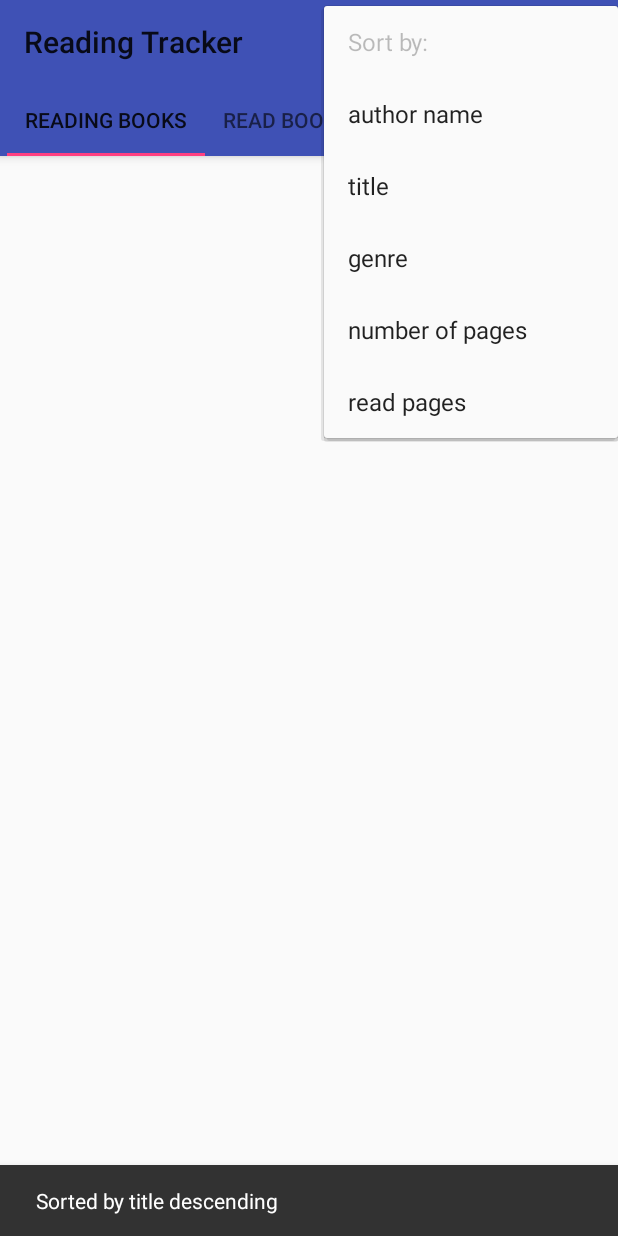
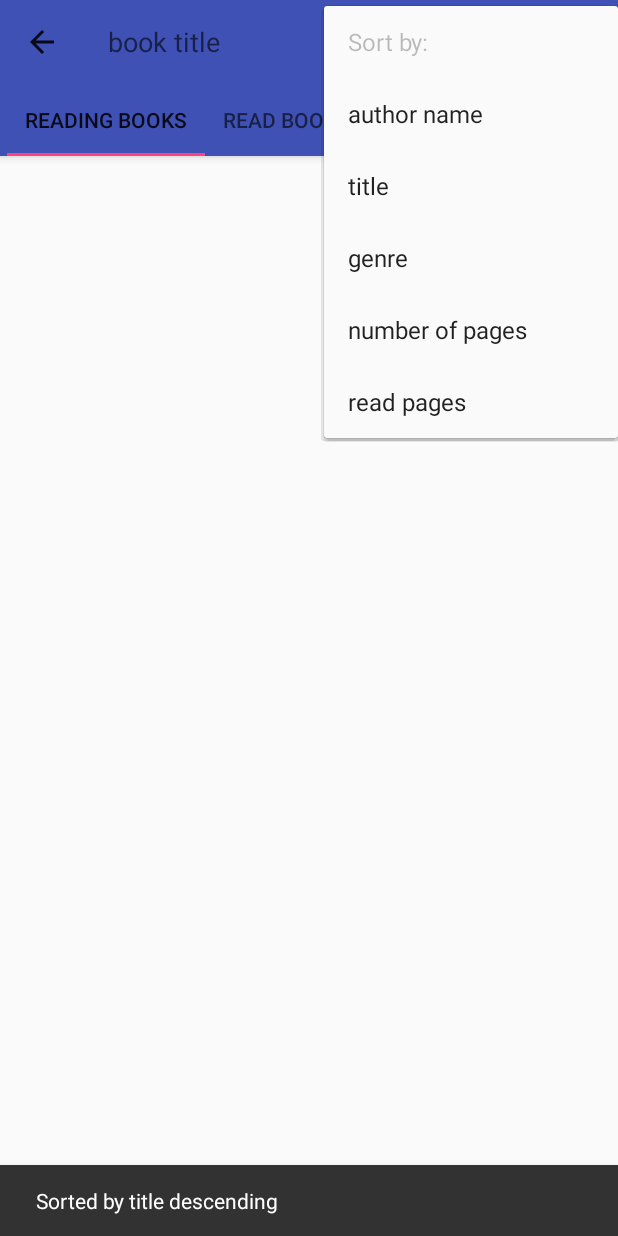
Before and after one commit to mirzakrzic/ReadingTracker, an Android app: the CurrentlyReadingBooksFragment screen opened directly, with no data from a screen before it, after a tap on "Sort by", on a phone screen of 412 x 824 dp. Run offline under Robolectric (Android 15) with nearby library versions, the phone set to English and light mode, and no system bars; 2 other taps on this screen came first.

Commit message:
search bar implemented

```diff
--- a/app/src/main/java/com/readingtrackerapp/activities/MainActivity.java
+++ b/app/src/main/java/com/readingtrackerapp/activities/MainActivity.java
@@ -6,6 +6,7 @@ import android.support.design.widget.Snackbar;
 import android.support.design.widget.TabLayout;
 import android.support.v4.view.ViewPager;
 import android.support.v7.app.AppCompatActivity;
+import android.support.v7.widget.SearchView;
 import android.support.v7.widget.Toolbar;
 import android.view.Menu;
 import android.view.MenuItem;
@@ -83,6 +84,7 @@ public class MainActivity extends AppCompatActivity {
 
         // creating sorting menu
         getMenuInflater().inflate(R.menu.sorting_menu, menu1);
+
         return true;
 
     }
--- a/app/src/main/java/com/readingtrackerapp/database/DBHandler.java
+++ b/app/src/main/java/com/readingtrackerapp/database/DBHandler.java
@@ -5,6 +5,7 @@ import android.content.Context;
 import android.database.Cursor;
 import android.database.sqlite.SQLiteDatabase;
 import android.database.sqlite.SQLiteQueryBuilder;
+import android.util.Log;
 
 import com.readingtrackerapp.database.DBContractClass.BOOK;
 import com.readingtrackerapp.database.DBContractClass.GENRE;
@@ -151,35 +152,82 @@ public class DBHandler {
         return c;
 
     }
-    public Cursor getCurrentlyReadingBooks(boolean ascending,String orderColumn){
+    public Cursor getCurrentlyReadingBooks(boolean ascending,String orderColumn, String bookTitle) {
+
+        SQLiteQueryBuilder builder = new SQLiteQueryBuilder();
+
+        // join genres and books tables
+        builder.setTables(BOOK.TABLE_NAME + " join " + GENRE.TABLE_NAME + " on " + BOOK.TABLE_NAME + "." + BOOK.COLUMN_GENRE_ID + "=" + GENRE.TABLE_NAME + "." + GENRE.COLUMN_ID);
+
+        // selection statement and arguments for query WHERE
+        String selection;
+        String [] arguments;
+
+        // if search text is not empty
+        if(!bookTitle.isEmpty()){
+
+            // curentlyOnReading = 1 AND title like searchBookTitleText
+           selection=BOOK.COLUMN_CURRENTLY_READING+"=? AND "+ BOOK.COLUMN_TITLE+" like ?";
+           arguments=new String[]{"1",bookTitle+"%"};
+        }
+        // if search text is not empty
+        else{
+            // currentlyOnReading=1
+            selection=BOOK.COLUMN_CURRENTLY_READING+"=?";
+            arguments=new String[]{"1"};
+        }
+
+        // querying db
+        Cursor c = builder.query(db, new String[]{BOOK.TABLE_NAME + "." + BOOK.COLUMN_ID, "((" + BOOK.COLUMN_NUMBER_OF_READ_PAGES + "*100)/" + BOOK.COLUMN_NUMBER_OF_PAGES + ") as PERCENTAGE", BOOK.COLUMN_TITLE, BOOK.COLUMN_NUMBER_OF_PAGES, BOOK.COLUMN_AUTHOR_NAME, BOOK.COLUMN_GENRE_ID, GENRE.COLUMN_NAME, BOOK.COLUMN_RATING, BOOK.COLUMN_CURRENTLY_READING, BOOK.COLUMN_ALREADY_READ, BOOK.COLUMN_FOR_READING, BOOK.COLUMN_NOTIFICATION_TIME, BOOK.COLUMN_NUMBER_OF_READ_PAGES}, selection, arguments, null, null, orderColumn + (ascending ? " ASC" : " DESC"));
+        return c;
+
+    }
+    public Cursor getReadBooks(boolean ascending,String orderColumn, String bookTitle){
+
+        // same comments for getCurrentlyReading books
 
         SQLiteQueryBuilder builder=new SQLiteQueryBuilder();
 
         builder.setTables(BOOK.TABLE_NAME+" join "+ GENRE.TABLE_NAME+" on "+ BOOK.TABLE_NAME+"."+ BOOK.COLUMN_GENRE_ID+"="+ GENRE.TABLE_NAME+"."+ GENRE.COLUMN_ID);
 
-        Cursor c=builder.query(db,new String[]{BOOK.TABLE_NAME+"."+ BOOK.COLUMN_ID, "(("+BOOK.COLUMN_NUMBER_OF_READ_PAGES+"*100)/"+ BOOK.COLUMN_NUMBER_OF_PAGES+") as PERCENTAGE",BOOK.COLUMN_TITLE, BOOK.COLUMN_NUMBER_OF_PAGES, BOOK.COLUMN_AUTHOR_NAME, BOOK.COLUMN_GENRE_ID, GENRE.COLUMN_NAME, BOOK.COLUMN_RATING, BOOK.COLUMN_CURRENTLY_READING, BOOK.COLUMN_ALREADY_READ, BOOK.COLUMN_FOR_READING, BOOK.COLUMN_NOTIFICATION_TIME, BOOK.COLUMN_NUMBER_OF_READ_PAGES}, BOOK.COLUMN_CURRENTLY_READING+"=?",new String[]{"1"},null,null, orderColumn+(ascending?" ASC":" DESC"));
+        String selection;
+        String [] arguments;
 
+
+        if(!bookTitle.isEmpty()){
+            selection=BOOK.COLUMN_ALREADY_READ+"=? AND "+ BOOK.COLUMN_TITLE+" like ?";
+            arguments=new String[]{"1",bookTitle+"%"};
+        }
+        else{
+            selection=BOOK.COLUMN_ALREADY_READ+"=?";
+            arguments=new String[]{"1"};
+        }
+
+        Cursor c=builder.query(db,new String[]{BOOK.TABLE_NAME+"."+ BOOK.COLUMN_ID, BOOK.COLUMN_TITLE, BOOK.COLUMN_NUMBER_OF_PAGES, BOOK.COLUMN_AUTHOR_NAME, BOOK.COLUMN_GENRE_ID, GENRE.COLUMN_NAME, BOOK.COLUMN_RATING, BOOK.COLUMN_CURRENTLY_READING, BOOK.COLUMN_ALREADY_READ, BOOK.COLUMN_FOR_READING, BOOK.COLUMN_NOTIFICATION_TIME, BOOK.COLUMN_NUMBER_OF_READ_PAGES}, selection,arguments,null,null, orderColumn+(ascending?" ASC":" DESC"));
         return c;
+    }
+    public Cursor getBookForReading(boolean ascending,String orderColumn, String bookTitle){
 
-    }
-    public Cursor getReadBooks(boolean ascending,String orderColumn){
+        // same comments for getCurrentlyReading books
 
         SQLiteQueryBuilder builder=new SQLiteQueryBuilder();
 
         builder.setTables(BOOK.TABLE_NAME+" join "+ GENRE.TABLE_NAME+" on "+ BOOK.TABLE_NAME+"."+ BOOK.COLUMN_GENRE_ID+"="+ GENRE.TABLE_NAME+"."+ GENRE.COLUMN_ID);
 
-        Cursor c=builder.query(db,new String[]{BOOK.TABLE_NAME+"."+ BOOK.COLUMN_ID, BOOK.COLUMN_TITLE, BOOK.COLUMN_NUMBER_OF_PAGES, BOOK.COLUMN_AUTHOR_NAME, BOOK.COLUMN_GENRE_ID, GENRE.COLUMN_NAME, BOOK.COLUMN_RATING, BOOK.COLUMN_CURRENTLY_READING, BOOK.COLUMN_ALREADY_READ, BOOK.COLUMN_FOR_READING, BOOK.COLUMN_NOTIFICATION_TIME, BOOK.COLUMN_NUMBER_OF_READ_PAGES}, BOOK.COLUMN_ALREADY_READ+"=?",new String[]{"1"},null,null, orderColumn+(ascending?" ASC":" DESC"));
+        String selection;
+        String [] arguments;
 
-        return c;
-    }
-    public Cursor getBookForReading(boolean ascending,String orderColumn){
 
-        SQLiteQueryBuilder builder=new SQLiteQueryBuilder();
+        if(!bookTitle.isEmpty()){
+            selection=BOOK.COLUMN_FOR_READING+"=? AND "+ BOOK.COLUMN_TITLE+" like ?";
+            arguments=new String[]{"1",bookTitle+"%"};
+        }
+        else{
+            selection=BOOK.COLUMN_FOR_READING+"=?";
+            arguments=new String[]{"1"};
+        }
 
-        builder.setTables(BOOK.TABLE_NAME+" join "+ GENRE.TABLE_NAME+" on "+ BOOK.TABLE_NAME+"."+ BOOK.COLUMN_GENRE_ID+"="+ GENRE.TABLE_NAME+"."+ GENRE.COLUMN_ID);
-
-        Cursor c=builder.query(db,new String[]{BOOK.TABLE_NAME+"."+ BOOK.COLUMN_ID, BOOK.COLUMN_TITLE, BOOK.COLUMN_NUMBER_OF_PAGES, BOOK.COLUMN_AUTHOR_NAME, BOOK.COLUMN_GENRE_ID, GENRE.COLUMN_NAME, BOOK.COLUMN_RATING, BOOK.COLUMN_CURRENTLY_READING, BOOK.COLUMN_ALREADY_READ, BOOK.COLUMN_FOR_READING, BOOK.COLUMN_NOTIFICATION_TIME, BOOK.COLUMN_NUMBER_OF_READ_PAGES}, BOOK.COLUMN_FOR_READING+"=?",new String[]{"1"},null,null, orderColumn+(ascending?" ASC":" DESC"));
-
+        Cursor c=builder.query(db,new String[]{BOOK.TABLE_NAME+"."+ BOOK.COLUMN_ID, BOOK.COLUMN_TITLE, BOOK.COLUMN_NUMBER_OF_PAGES, BOOK.COLUMN_AUTHOR_NAME, BOOK.COLUMN_GENRE_ID, GENRE.COLUMN_NAME, BOOK.COLUMN_RATING, BOOK.COLUMN_CURRENTLY_READING, BOOK.COLUMN_ALREADY_READ, BOOK.COLUMN_FOR_READING, BOOK.COLUMN_NOTIFICATION_TIME, BOOK.COLUMN_NUMBER_OF_READ_PAGES}, selection,arguments,null,null, orderColumn+(ascending?" ASC":" DESC"));
         return c;
     }
 
--- a/app/src/main/java/com/readingtrackerapp/fragments/CurrentlyReadingBooksFragment.java
+++ b/app/src/main/java/com/readingtrackerapp/fragments/CurrentlyReadingBooksFragment.java
@@ -4,7 +4,9 @@ import android.os.Bundle;
 import android.support.annotation.Nullable;
 import android.support.design.widget.Snackbar;
 import android.support.v4.app.Fragment;
+import android.support.v4.view.MenuItemCompat;
 import android.support.v4.widget.CursorAdapter;
+import android.support.v7.widget.SearchView;
 import android.util.Log;
 import android.view.LayoutInflater;
 import android.view.Menu;
@@ -31,14 +33,33 @@ public class CurrentlyReadingBooksFragment extends Fragment {
     Menu sortingMenu;
     boolean ASCENDING_ORDER = true;
     String SORTING_COLUMN = DBContractClass.BOOK.COLUMN_TITLE;
+    String SEARCH_TEXT="";
     String sortByTextForSnackBar="title";
 
+    // *** SAME COMMENTS AS BooksForReadingFragment :)
 
     @Override
     public void onCreate(@Nullable Bundle savedInstanceState) {
         super.onCreate(savedInstanceState);
 
         setHasOptionsMenu(true);
+    }
+
+    @Nullable
+    @Override
+    public View onCreateView(LayoutInflater inflater, @Nullable ViewGroup container, @Nullable Bundle savedInstanceState) {
+
+        View view = inflater.inflate(R.layout.currently_reading_books_fragment_layout, null, false);
+
+        // db class for retreiving data, IMPORTANT:onDestroy() closing
+        dbHandler = new DBHandler(getContext());
+
+        listView = view.findViewById(R.id.listView);
+
+        adapter = new CurrentlyReadingBooksListAdapter(getActivity().getApplicationContext(), dbHandler.getCurrentlyReadingBooks(ASCENDING_ORDER, SORTING_COLUMN,SEARCH_TEXT), CursorAdapter.FLAG_REGISTER_CONTENT_OBSERVER);
+        listView.setAdapter(adapter);
+
+        return view;
     }
 
     @Override
@@ -48,6 +69,29 @@ public class CurrentlyReadingBooksFragment extends Fragment {
 
         sortingMenu.findItem(R.id.sortByRating).setVisible(false);
         sortingMenu.findItem(R.id.sortByReadPages).setVisible(true);
+
+        SearchView searchView = (SearchView) MenuItemCompat.getActionView(sortingMenu.findItem(R.id.search));
+        if (searchView != null) {
+
+            searchView.setOnQueryTextListener(new SearchView.OnQueryTextListener() {
+                @Override
+                public boolean onQueryTextSubmit(String query) {
+                    return false;
+                }
+
+                @Override
+                public boolean onQueryTextChange(String newText) {
+
+                    SEARCH_TEXT=newText;
+                    adapter.changeCursor(dbHandler.getCurrentlyReadingBooks(ASCENDING_ORDER,SORTING_COLUMN,SEARCH_TEXT));
+
+                    return false;
+                }
+            });
+
+            searchView.setQueryHint("book title");
+
+        }
     }
 
     @Override
@@ -89,7 +133,7 @@ public class CurrentlyReadingBooksFragment extends Fragment {
         }
 
         // retrieving new db cursor to sort data
-        adapter.changeCursor(dbHandler.getCurrentlyReadingBooks(ASCENDING_ORDER, SORTING_COLUMN));
+        adapter.changeCursor(dbHandler.getCurrentlyReadingBooks(ASCENDING_ORDER, SORTING_COLUMN,SEARCH_TEXT));
 
         Snackbar.make(getActivity().findViewById(R.id.content), "Sorted by " + sortByTextForSnackBar + (ASCENDING_ORDER ? " ascending" : " descending"), Snackbar.LENGTH_SHORT).show();
 
@@ -97,25 +141,6 @@ public class CurrentlyReadingBooksFragment extends Fragment {
 
     }
 
-
-    @Nullable
-    @Override
-    public View onCreateView(LayoutInflater inflater, @Nullable ViewGroup container, @Nullable Bundle savedInstanceState) {
-
-        View view = inflater.inflate(R.layout.currently_reading_books_fragment_layout, null, false);
-
-        // db class for retreiving data, IMPORTANT:onDestroy() closing
-        dbHandler = new DBHandler(getContext());
-
-        listView = view.findViewById(R.id.listView);
-
-        adapter = new CurrentlyReadingBooksListAdapter(getActivity().getApplicationContext(), dbHandler.getCurrentlyReadingBooks(ASCENDING_ORDER, SORTING_COLUMN), CursorAdapter.FLAG_REGISTER_CONTENT_OBSERVER);
-        listView.setAdapter(adapter);
-
-        return view;
-    }
-
-
     @Override
     public void onDestroy() {
         super.onDestroy();
--- a/app/src/main/java/com/readingtrackerapp/fragments/ReadBooksFragment.java
+++ b/app/src/main/java/com/readingtrackerapp/fragments/ReadBooksFragment.java
@@ -4,7 +4,9 @@ import android.os.Bundle;
 import android.support.annotation.Nullable;
 import android.support.design.widget.Snackbar;
 import android.support.v4.app.Fragment;
+import android.support.v4.view.MenuItemCompat;
 import android.support.v4.widget.CursorAdapter;
+import android.support.v7.widget.SearchView;
 import android.util.Log;
 import android.view.LayoutInflater;
 import android.view.Menu;
@@ -31,7 +33,10 @@ public class ReadBooksFragment extends Fragment {
     Menu sortingMenu;
     boolean ASCENDING_ORDER = true;
     String SORTING_COLUMN = DBContractClass.BOOK.COLUMN_TITLE;
+    String SEARCH_TEXT="";
     String sortByTextForSnackBar="title";
+
+    // *** SAME COMMENTS AS BooksForReadingFragment :)
 
 
     @Override
@@ -41,6 +46,23 @@ public class ReadBooksFragment extends Fragment {
         setHasOptionsMenu(true);
     }
 
+    @Nullable
+    @Override
+    public View onCreateView(LayoutInflater inflater, @Nullable ViewGroup container, @Nullable Bundle savedInstanceState) {
+
+        View view = inflater.inflate(R.layout.read_books_fragment_layout, null, false);
+
+        // db object for retrieving data: IMPORTANT close it in onDestroy()
+        dbHandler = new DBHandler(getContext());
+
+        listView = view.findViewById(R.id.listView);
+
+        adapter = new ReadBooksListAdapter(getActivity().getApplicationContext(), dbHandler.getReadBooks(ASCENDING_ORDER, SORTING_COLUMN,SEARCH_TEXT), CursorAdapter.FLAG_REGISTER_CONTENT_OBSERVER);
+        listView.setAdapter(adapter);
+
+        return view;
+    }
+
     @Override
     public void onCreateOptionsMenu(Menu menu, MenuInflater inflater) {
         super.onCreateOptionsMenu(menu, inflater);
@@ -48,8 +70,32 @@ public class ReadBooksFragment extends Fragment {
 
         sortingMenu.findItem(R.id.sortByRating).setVisible(true);
         sortingMenu.findItem(R.id.sortByReadPages).setVisible(false);
+
+
+        SearchView searchView = (SearchView) MenuItemCompat.getActionView(sortingMenu.findItem(R.id.search));
+        if (searchView != null) {
+
+            searchView.setOnQueryTextListener(new SearchView.OnQueryTextListener() {
+                @Override
+                public boolean onQueryTextSubmit(String query) {
+                    return false;
+                }
+
+                @Override
+                public boolean onQueryTextChange(String newText) {
+
+                    SEARCH_TEXT=newText;
+                    adapter.changeCursor(dbHandler.getReadBooks(ASCENDING_ORDER,SORTING_COLUMN,SEARCH_TEXT));
+
+                    return false;
+                }
+            });
+
+            searchView.setQueryHint("book title");
+
+        }
+
     }
-
 
     @Override
     public boolean onOptionsItemSelected(MenuItem item) {
@@ -90,7 +136,7 @@ public class ReadBooksFragment extends Fragment {
         }
 
         // retrieving new db cursor to sort data
-        adapter.changeCursor(dbHandler.getReadBooks(ASCENDING_ORDER, SORTING_COLUMN));
+        adapter.changeCursor(dbHandler.getReadBooks(ASCENDING_ORDER, SORTING_COLUMN,SEARCH_TEXT));
 
         Snackbar.make(getActivity().findViewById(R.id.content),"Sorted by "+sortByTextForSnackBar+ (ASCENDING_ORDER?" ascending":" descending"),Snackbar.LENGTH_SHORT).show();
 
@@ -98,24 +144,6 @@ public class ReadBooksFragment extends Fragment {
 
     }
 
-    @Nullable
-    @Override
-    public View onCreateView(LayoutInflater inflater, @Nullable ViewGroup container, @Nullable Bundle savedInstanceState) {
-
-        View view = inflater.inflate(R.layout.read_books_fragment_layout, null, false);
-
-        // db object for retrieving data: IMPORTANT close it in onDestroy()
-        dbHandler = new DBHandler(getContext());
-
-        listView = view.findViewById(R.id.listView);
-
-        adapter = new ReadBooksListAdapter(getActivity().getApplicationContext(), dbHandler.getReadBooks(ASCENDING_ORDER, SORTING_COLUMN), CursorAdapter.FLAG_REGISTER_CONTENT_OBSERVER);
-        listView.setAdapter(adapter);
-
-        return view;
-    }
-
-
     @Override
     public void onDestroy() {
         super.onDestroy();
--- a/app/src/main/res/menu/sorting_menu.xml
+++ b/app/src/main/res/menu/sorting_menu.xml
@@ -6,8 +6,9 @@
         android:id="@+id/search"
         android:actionViewClass="android.widget.SearchView"
         android:icon="@drawable/ic_search_black_24dp"
-        android:title="Search"
-        app:showAsAction="always" />
+        android:title="book title"
+        app:showAsAction="ifRoom|collapseActionView"
+        app:actionViewClass="android.support.v7.widget.SearchView"/>
 
     <item
         android:id="@+id/order"
```
Also changed, not shown: app/src/main/java/com/readingtrackerapp/fragments/BooksForReadingFragment.java (+46 -19 lines).
